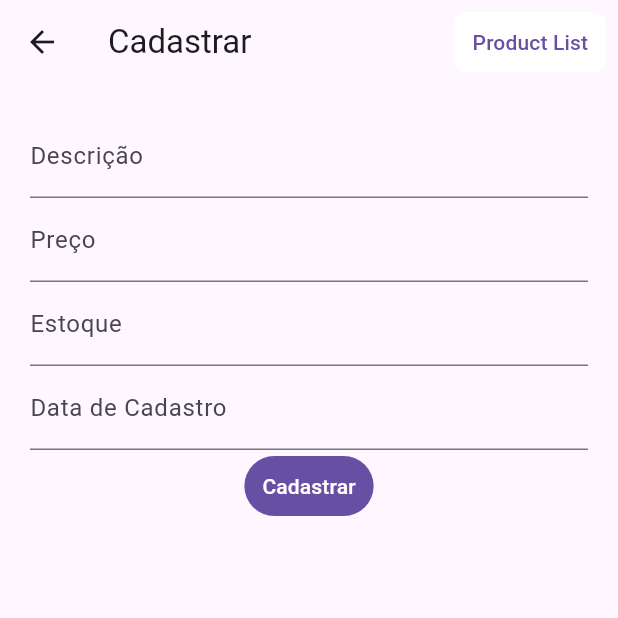
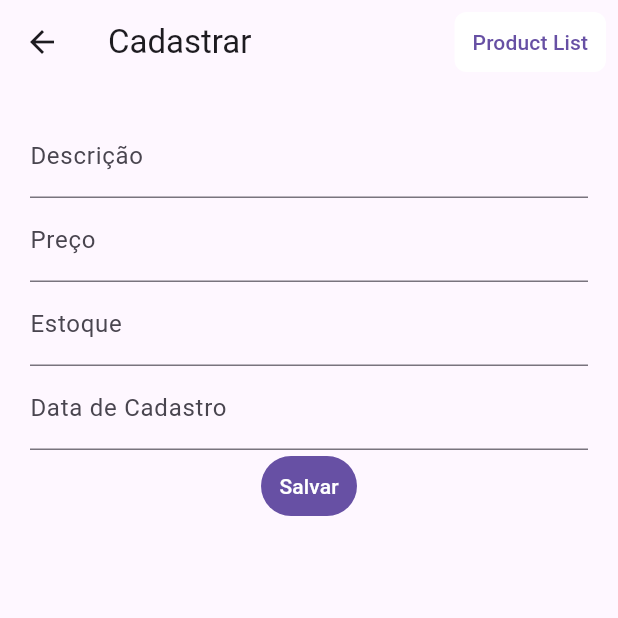
Before and after one commit to Chris-cez/Produto-App, a Flutter app: the ProductForm screen opened by its route, on a phone screen of 412 x 824 dp, the top half of it. Run offline on Flutter 3.47's test engine with Material 3 defaults, Android fonts, the phone set to English and light mode, and no system bars; our stand-ins replace flutter_masked_text2; network calls fail.

Commit message:
Update product_form.dart

```diff
--- a/produtos_web/lib/product_form.dart
+++ b/produtos_web/lib/product_form.dart
@@ -33,6 +33,8 @@ class _ProductFormState extends State<ProductForm> {
       descricaoController.text = productProvider.productSelected!.descricao;
       precoController.text = productProvider.productSelected!.preco.toString();
       estoqueController.text = productProvider.productSelected!.estoque.toString();
+      data = productProvider.productSelected!.dataCriacao;
+      dataCadastroController.text = data != null ? "${data!.day}/${data!.month}/${data!.year}" : "";
 
       setState(() {
         this.title = 'Alterar';
@@ -109,13 +111,14 @@ class _ProductFormState extends State<ProductForm> {
                     }
                     return null;
                   },
+                  inInicial: data, // Adicione esta linha para preencher a data inicial
                 ),
                 TextButton(
                   onPressed: save,
-                  child: Text('Cadastrar'),
+                  child: Text('Salvar'),
                   style: ButtonStyle(
-                    backgroundColor: WidgetStatePropertyAll(Theme.of(context).primaryColor),
-                    foregroundColor: WidgetStatePropertyAll(Colors.white),
+                    backgroundColor: MaterialStateProperty.all(Theme.of(context).primaryColor),
+                    foregroundColor: MaterialStateProperty.all(Colors.white),
                   ),
                 ),
               ],
```
